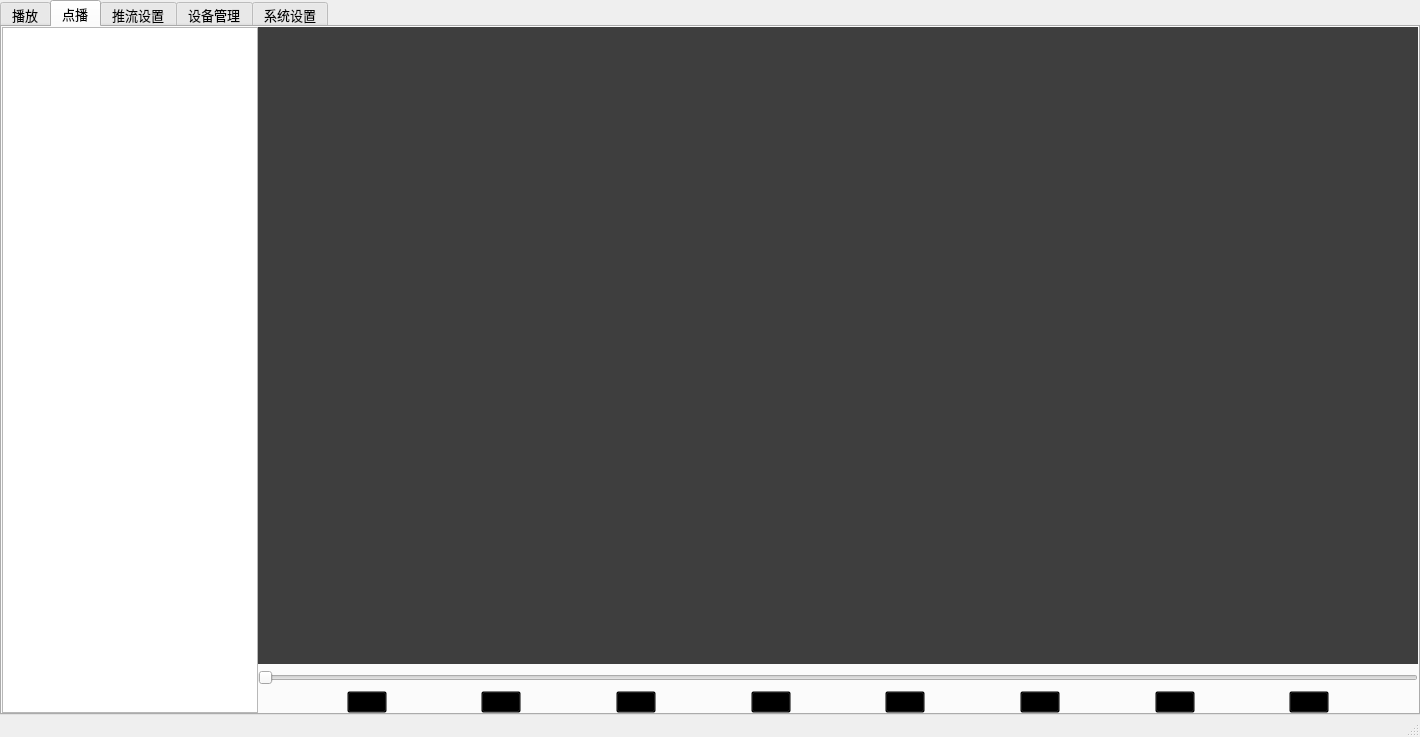
Old version of the form mediaoption/mediaoption.ui in the repository h1846458/mediaoption.
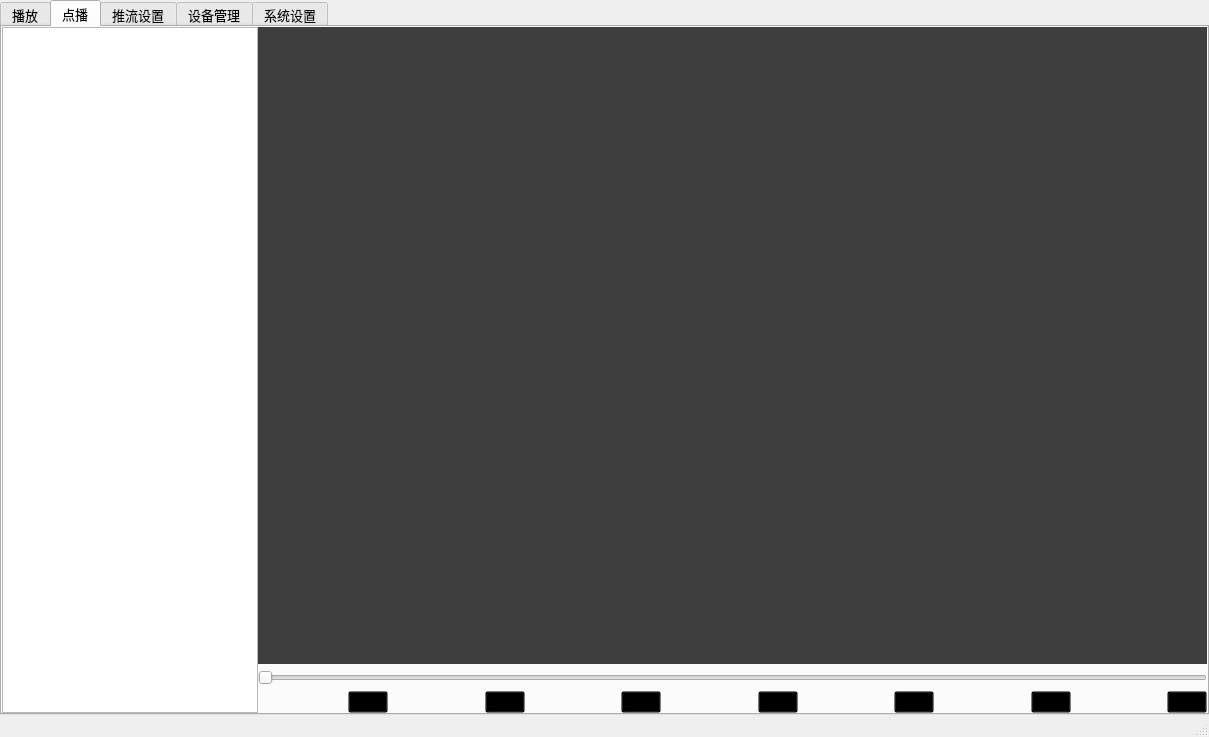
New version of the form. The open tabs and pages were chosen to show the change. Icons and pictures are not drawn.

Diff of the .ui file:
```diff
--- a/mediaoption/mediaoption.ui
+++ b/mediaoption/mediaoption.ui
@@ -6,7 +6,7 @@
    <rect>
     <x>0</x>
     <y>0</y>
-    <width>1420</width>
+    <width>1209</width>
     <height>737</height>
    </rect>
   </property>
@@ -368,39 +368,6 @@
               </property>
              </spacer>
             </item>
-            <item>
-             <widget class="QPushButton" name="pushButton_9">
-              <property name="styleSheet">
-               <string notr="true">QPushButton { background-color:transparent}</string>
-              </property>
-              <property name="text">
-               <string/>
-              </property>
-              <property name="icon">
-               <iconset>
-                <normaloff>res/start.jpg</normaloff>res/start.jpg</iconset>
-              </property>
-              <property name="iconSize">
-               <size>
-                <width>25</width>
-                <height>25</height>
-               </size>
-              </property>
-             </widget>
-            </item>
-            <item>
-             <spacer name="horizontalSpacer_3">
-              <property name="orientation">
-               <enum>Qt::Horizontal</enum>
-              </property>
-              <property name="sizeHint" stdset="0">
-               <size>
-                <width>40</width>
-                <height>20</height>
-               </size>
-              </property>
-             </spacer>
-            </item>
             <item>
              <widget class="QPushButton" name="pushButton_7">
               <property name="styleSheet">
@@ -553,19 +520,6 @@
               </property>
              </widget>
             </item>
-            <item>
-             <spacer name="horizontalSpacer_36">
-              <property name="orientation">
-               <enum>Qt::Horizontal</enum>
-              </property>
-              <property name="sizeHint" stdset="0">
-               <size>
-                <width>18</width>
-                <height>20</height>
-               </size>
-              </property>
-             </spacer>
-            </item>
            </layout>
           </item>
          </layout>
```
Left out of the diff: 16 changed lines with no effect on the pictures.
